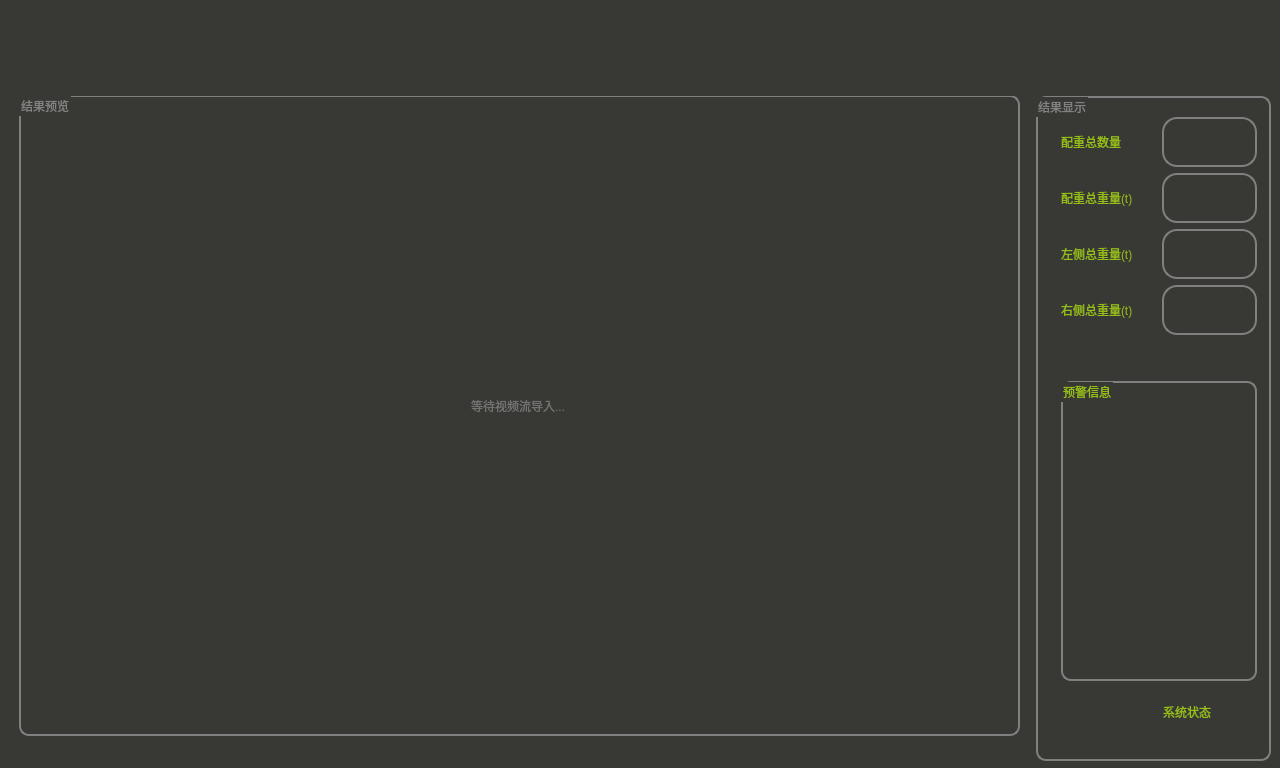
The window that Project_UI/CrawlerCraneCounterweightDetection/form.ui (Karry11/CrawlerCraneCounterweightDetection) describes before a commit, drawn with Qt 5.
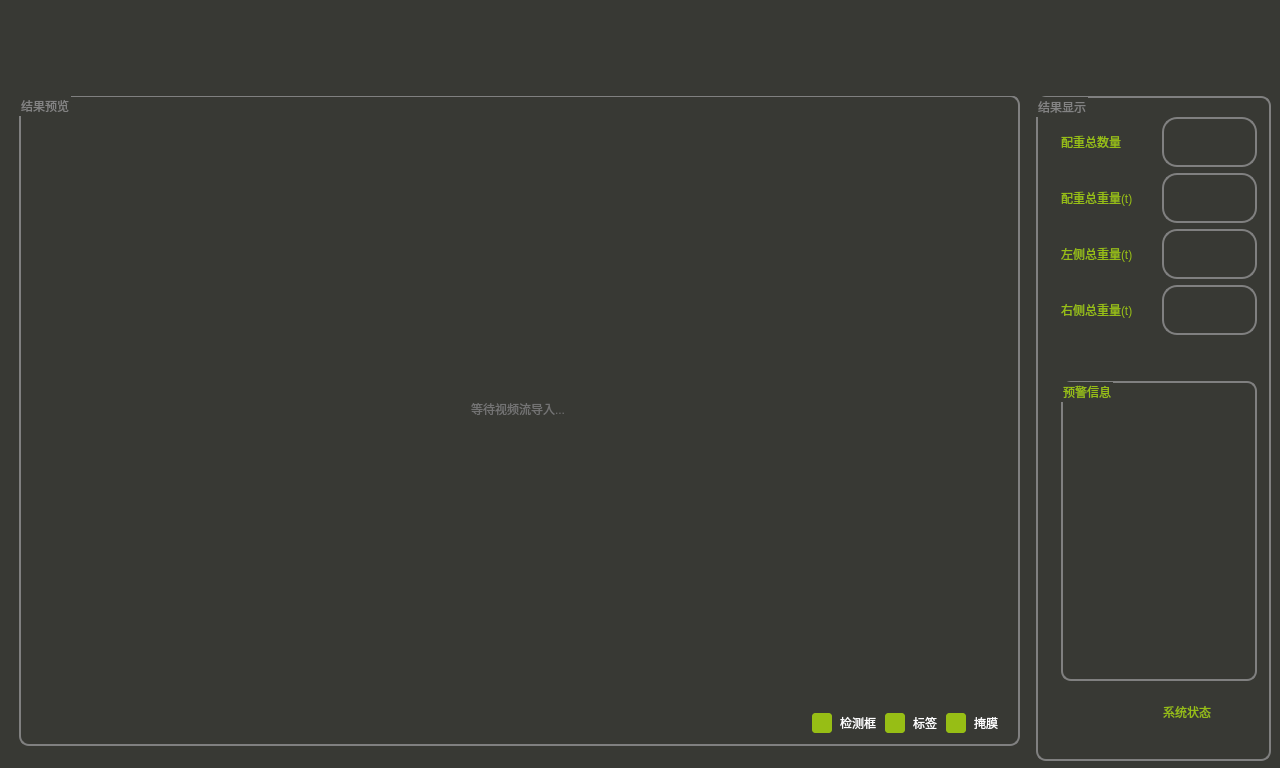
The same window after the commit. Icons and pictures are not drawn.

```diff
--- a/Project_UI/CrawlerCraneCounterweightDetection/form.ui
+++ b/Project_UI/CrawlerCraneCounterweightDetection/form.ui
@@ -725,7 +725,7 @@
             <x>9</x>
             <y>-1</y>
             <width>1001</width>
-            <height>641</height>
+            <height>651</height>
            </rect>
           </property>
           <property name="styleSheet">
@@ -747,7 +747,7 @@
              <x>9</x>
              <y>19</y>
              <width>981</width>
-             <height>611</height>
+             <height>621</height>
             </rect>
            </property>
            <layout class="QVBoxLayout" name="verticalLayout_3">
@@ -835,6 +835,9 @@
             </item>
             <item>
              <layout class="QHBoxLayout" name="horizontalLayout_3">
+              <property name="rightMargin">
+               <number>10</number>
+              </property>
               <item>
                <widget class="QPushButton" name="stream_reload">
                 <property name="styleSheet">
@@ -869,6 +872,102 @@
                 </property>
                </spacer>
               </item>
+              <item>
+               <widget class="QCheckBox" name="box">
+                <property name="styleSheet">
+                 <string notr="true">QCheckBox {
+color: white; 
+	font: 12pt &quot;Microsoft YaHei UI&quot;;
+}
+QCheckBox::indicator {
+width: 20px; 
+height: 20px;
+}
+QCheckBox::indicator:checked {
+	background-color: rgb(151, 190, 21);
+border: 2px solid  rgb(56, 57, 52);
+border-radius:5px;
+}
+QCheckBox::indicator:unchecked {
+background-color: white;
+border: 2px solid rgb(56, 57, 52);
+border-radius:5px
+ }</string>
+                </property>
+                <property name="text">
+                 <string>检测框</string>
+                </property>
+                <property name="iconSize">
+                 <size>
+                  <width>40</width>
+                  <height>40</height>
+                 </size>
+                </property>
+                <property name="checked">
+                 <bool>true</bool>
+                </property>
+               </widget>
+              </item>
+              <item>
+               <widget class="QCheckBox" name="Label">
+                <property name="styleSheet">
+                 <string notr="true">QCheckBox {
+color: white; 
+	font: 12pt &quot;Microsoft YaHei UI&quot;;
+}
+QCheckBox::indicator {
+width: 20px; 
+height: 20px;
+}
+QCheckBox::indicator:checked {
+	background-color: rgb(151, 190, 21);
+border: 2px solid  rgb(56, 57, 52);
+border-radius:5px;
+}
+QCheckBox::indicator:unchecked {
+background-color: white;
+border: 2px solid rgb(56, 57, 52);
+border-radius:5px
+ }</string>
+                </property>
+                <property name="text">
+                 <string>标签</string>
+                </property>
+                <property name="checked">
+                 <bool>true</bool>
+                </property>
+               </widget>
+              </item>
+              <item>
+               <widget class="QCheckBox" name="mask">
+                <property name="styleSheet">
+                 <string notr="true">QCheckBox {
+color: white; 
+	font: 12pt &quot;Microsoft YaHei UI&quot;;
+}
+QCheckBox::indicator {
+width: 20px; 
+height: 20px;
+}
+QCheckBox::indicator:checked {
+	background-color: rgb(151, 190, 21);
+border: 2px solid  rgb(56, 57, 52);
+border-radius:5px;
+}
+QCheckBox::indicator:unchecked {
+background-color: white;
+border: 2px solid rgb(56, 57, 52);
+border-radius:5px
+ }</string>
+                </property>
+                <property name="text">
+                 <string>掩膜</string>
+                </property>
+                <property name="checked">
+                 <bool>true</bool>
+                </property>
+               </widget>
+              </item>
              </layout>
             </item>
            </layout>
```
Left out of the diff: 46 changed lines with no effect on the pictures.
